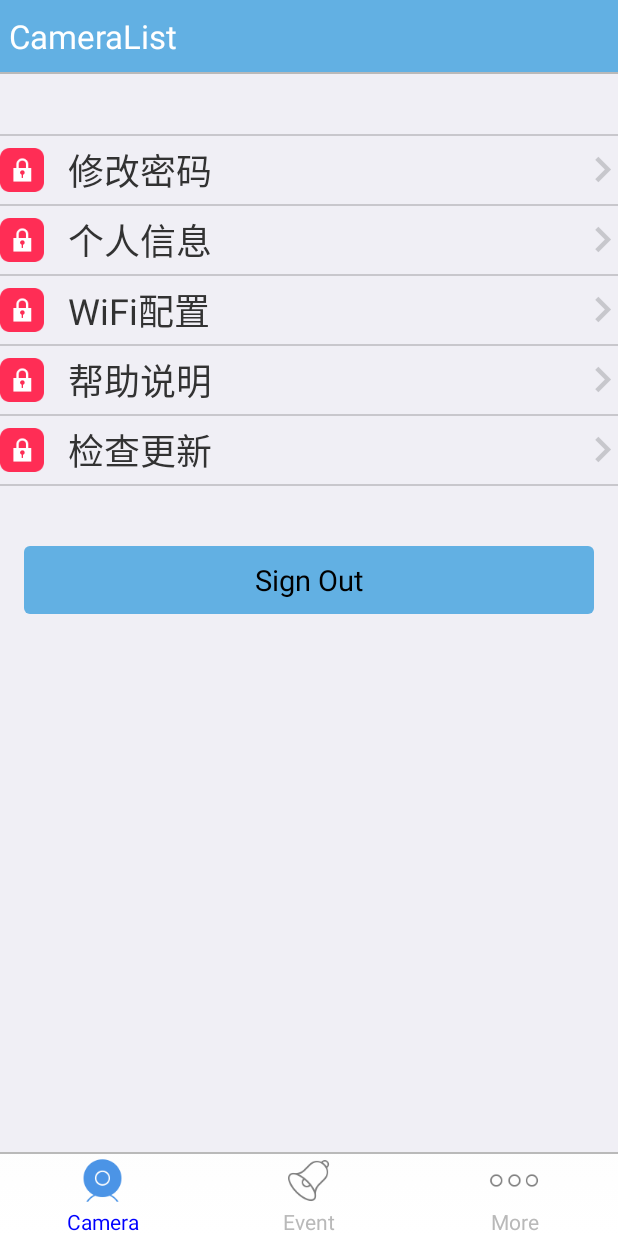
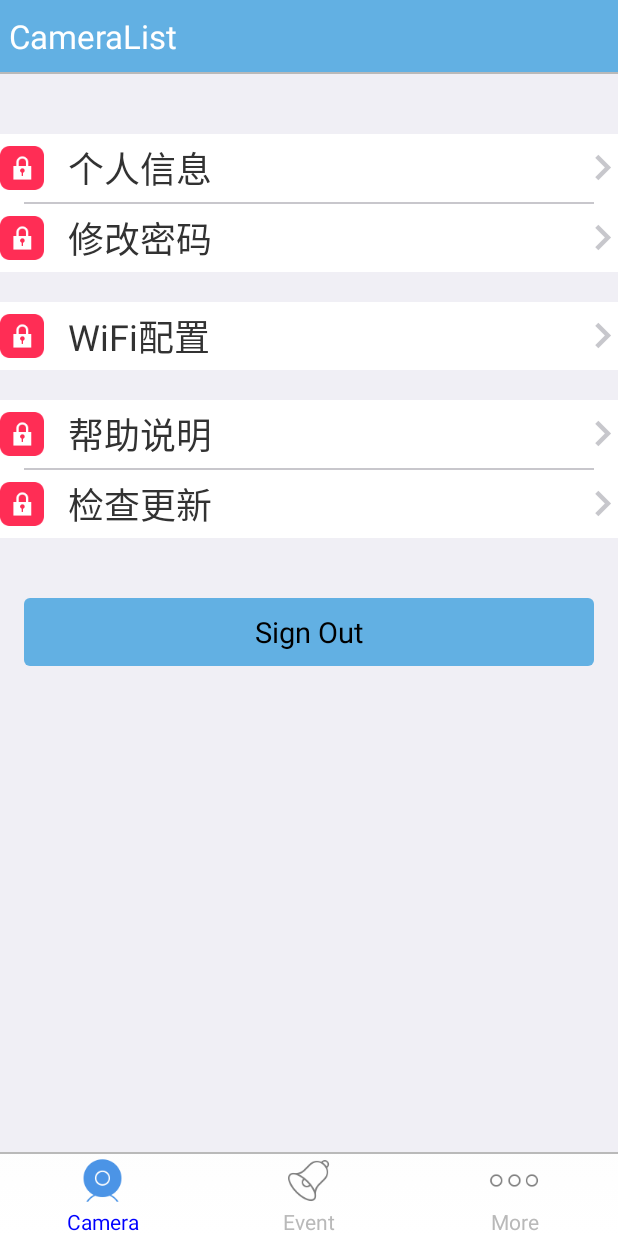
Before and after one commit to danielZhang0601/Rejulink_Android, an Android app: the fragment MoreFragment placed in its activity, on a phone screen of 412 x 824 dp. Run offline under Robolectric (Android 15) with nearby library versions, the phone set to English and light mode, and no system bars.

Commit message:
add morefragment

```diff
--- a/app/src/main/java/com/rejulink/fragments/MoreFragment.java
+++ b/app/src/main/java/com/rejulink/fragments/MoreFragment.java
@@ -5,6 +5,7 @@ import android.view.LayoutInflater;
 import android.view.View;
 import android.view.ViewGroup;
 import android.widget.Button;
+import android.widget.TextView;
 
 import com.loopj.android.http.TextHttpResponseHandler;
 import com.rejulink.R;
@@ -21,7 +22,11 @@ import org.apache.http.Header;
  */
 public class MoreFragment extends BaseUIFragment implements View.OnClickListener {
 
-
+    private TextView text_view_fragment_personal_info;
+    private TextView text_view_fragment_modify_password;
+    private TextView text_view_fragment_wifi_config;
+    private TextView text_view_fragment_document;
+    private TextView text_view_fragment_check_update;
     private Button button_more_fragment_sign_out;
 
     private String account;
@@ -31,6 +36,16 @@ public class MoreFragment extends BaseUIFragment implements View.OnClickListener
         View view = inflater.inflate(R.layout.fragment_more, container, false);
         button_more_fragment_sign_out = (Button) view.findViewById(R.id.button_more_fragment_sign_out);
         button_more_fragment_sign_out.setOnClickListener(this);
+        text_view_fragment_personal_info = (TextView)view.findViewById(R.id.text_view_fragment_personal_info);
+        text_view_fragment_personal_info.setOnClickListener(this);
+        text_view_fragment_modify_password = (TextView)view.findViewById(R.id.text_view_fragment_modify_password);
+        text_view_fragment_modify_password.setOnClickListener(this);
+        text_view_fragment_wifi_config = (TextView)view.findViewById(R.id.text_view_fragment_wifi_config);
+        text_view_fragment_wifi_config.setOnClickListener(this);
+        text_view_fragment_document = (TextView)view.findViewById(R.id.text_view_fragment_document);
+        text_view_fragment_document.setOnClickListener(this);
+        text_view_fragment_check_update = (TextView)view.findViewById(R.id.text_view_fragment_check_update);
+        text_view_fragment_check_update.setOnClickListener(this);
         account = (String) SharedPreferenceHelper.get(getActivity(), GlobalDefine.SavedAccount, "");
         return view;
     }
--- /dev/null
+++ b/app/src/main/res/drawable/line_item_text_view_bg.xml
@@ -0,0 +1,13 @@
+<?xml version="1.0" encoding="utf-8"?>
+<selector xmlns:android="http://schemas.android.com/apk/res/android">
+    <item  android:state_pressed="true" >
+        <shape android:shape="rectangle">
+            <solid android:color="@color/activity_bg_color" />
+        </shape>
+    </item>
+    <item  android:state_pressed="false" >
+        <shape android:shape="rectangle">
+            <solid android:color="@color/white" />
+        </shape>
+    </item>
+</selector>
--- /dev/null
+++ b/app/src/main/res/drawable/list_view_divider_line.xml
@@ -0,0 +1,16 @@
+<?xml version="1.0" encoding="utf-8"?>
+<layer-list xmlns:android="http://schemas.android.com/apk/res/android" >
+
+    <item >
+        <shape>
+            <solid android:color="@color/white" />
+        </shape>
+    </item>
+
+    <item android:left="@dimen/activity_horizontal_padding" android:right="@dimen/activity_horizontal_padding">
+        <shape>
+            <solid android:color="@color/divide_color" />
+        </shape>
+    </item>
+
+</layer-list>
--- a/app/src/main/res/layout/fragment_more.xml
+++ b/app/src/main/res/layout/fragment_more.xml
@@ -1,106 +1,95 @@
 <?xml version="1.0" encoding="utf-8"?>
-<RelativeLayout xmlns:android="http://schemas.android.com/apk/res/android"
+<LinearLayout xmlns:android="http://schemas.android.com/apk/res/android"
     android:layout_width="match_parent"
     android:layout_height="match_parent"
-    android:background="@color/activity_bg_color">
-
-    <com.rejulink.widgets.ZScrollView
-        android:layout_width="match_parent"
-        android:layout_height="wrap_content"
-        android:id="@+id/view"
-        android:scrollbars="none">
-
-        <LinearLayout
-            android:layout_width="match_parent"
-            android:layout_height="wrap_content"
+    android:background="@color/activity_bg_color"
     android:orientation="vertical">
 
-            <View
-                android:layout_marginTop="40dp"
-                android:layout_width="match_parent"
-                android:layout_height="1dp"
-                android:background="@color/divide_color"/>
     <TextView
+        android:id="@+id/text_view_fragment_personal_info"
         android:layout_width="match_parent"
         android:layout_height="45dp"
-                android:text="修改密码"
+        android:layout_marginTop="40dp"
         android:drawableLeft="@mipmap/more_password"
+        android:drawablePadding="16dp"
+        android:drawableRight="@mipmap/more_right"
         android:gravity="center_vertical"
+        android:text="个人信息"
         android:textSize="24sp"
-                android:drawablePadding="16dp"
-                android:drawableRight="@mipmap/more_right"/>
+        android:background="@drawable/line_item_text_view_bg"/>
+
     <View
         android:layout_width="match_parent"
         android:layout_height="1dp"
-                android:background="@color/divide_color"/>
+        android:background="@drawable/list_view_divider_line" />
+
     <TextView
+        android:id="@+id/text_view_fragment_modify_password"
         android:layout_width="match_parent"
         android:layout_height="45dp"
-                android:text="个人信息"
         android:drawableLeft="@mipmap/more_password"
+        android:drawablePadding="16dp"
+        android:drawableRight="@mipmap/more_right"
         android:gravity="center_vertical"
-                android:textSize="24sp"
+        android:text="修改密码"
+        android:background="@drawable/line_item_text_view_bg"
+        android:textSize="24sp" />
+
+
+    <TextView
+        android:id="@+id/text_view_fragment_wifi_config"
+        android:layout_width="match_parent"
+        android:layout_height="45dp"
+        android:layout_marginTop="20dp"
+        android:drawableLeft="@mipmap/more_password"
         android:drawablePadding="16dp"
-                android:drawableRight="@mipmap/more_right"/>
+        android:drawableRight="@mipmap/more_right"
+        android:gravity="center_vertical"
+        android:text="WiFi配置"
+        android:background="@drawable/line_item_text_view_bg"
+        android:textSize="24sp" />
+
+
+    <TextView
+        android:id="@+id/text_view_fragment_document"
+        android:layout_width="match_parent"
+        android:layout_height="45dp"
+        android:layout_marginTop="20dp"
+        android:drawableLeft="@mipmap/more_password"
+        android:drawablePadding="16dp"
+        android:drawableRight="@mipmap/more_right"
+        android:gravity="center_vertical"
+        android:text="帮助说明"
+        android:background="@drawable/line_item_text_view_bg"
+        android:textSize="24sp" />
+
     <View
         android:layout_width="match_parent"
         android:layout_height="1dp"
-                android:background="@color/divide_color"/>
+        android:background="@drawable/list_view_divider_line" />
+
     <TextView
+        android:id="@+id/text_view_fragment_check_update"
         android:layout_width="match_parent"
         android:layout_height="45dp"
-                android:text="WiFi配置"
         android:drawableLeft="@mipmap/more_password"
+        android:drawablePadding="16dp"
+        android:drawableRight="@mipmap/more_right"
         android:gravity="center_vertical"
-                android:textSize="24sp"
-                android:drawablePadding="16dp"
-                android:drawableRight="@mipmap/more_right"/>
-            <View
+        android:text="检查更新"
+        android:background="@drawable/line_item_text_view_bg"
+        android:textSize="24sp" />
+
+
+    <Button
+        android:id="@+id/button_more_fragment_sign_out"
         android:layout_width="match_parent"
-                android:layout_height="1dp"
-                android:background="@color/divide_color"/>
-            <TextView
-                android:layout_width="match_parent"
-                android:layout_height="45dp"
-                android:text="帮助说明"
-                android:drawableLeft="@mipmap/more_password"
-                android:gravity="center_vertical"
-                android:textSize="24sp"
-                android:drawablePadding="16dp"
-                android:drawableRight="@mipmap/more_right"/>
-            <View
-                android:layout_width="match_parent"
-                android:layout_height="1dp"
-                android:background="@color/divide_color"/>
-            <TextView
-                android:layout_width="match_parent"
-                android:layout_height="45dp"
-                android:text="检查更新"
-                android:drawableLeft="@mipmap/more_password"
-                android:gravity="center_vertical"
-                android:textSize="24sp"
-                android:drawablePadding="16dp"
-                android:drawableRight="@mipmap/more_right"/>
-            <View
-                android:layout_width="match_parent"
-                android:layout_height="1dp"
-                android:background="@color/divide_color"/>
-            <Button
-                android:layout_marginTop="40dp"
-                android:id="@+id/button_more_fragment_sign_out"
+        android:layout_height="@dimen/button_height"
+        android:layout_marginBottom="200dp"
         android:layout_marginLeft="@dimen/activity_horizontal_padding"
         android:layout_marginRight="@dimen/activity_horizontal_padding"
-                android:layout_width="match_parent"
-                android:layout_height="@dimen/button_height"
+        android:layout_marginTop="40dp"
         android:background="@drawable/button_sign_in_bg"
         android:text="Sign Out"
-                android:textSize="@dimen/button_text_size"
-                android:layout_marginBottom="200dp"/>
-
+        android:textSize="@dimen/button_text_size" />
 </LinearLayout>
-
-    </com.rejulink.widgets.ZScrollView>
-
-
-
-</RelativeLayout>
```
Also changed, not shown: 3 other files. Lines whose indentation alone changed are shown as unchanged.
